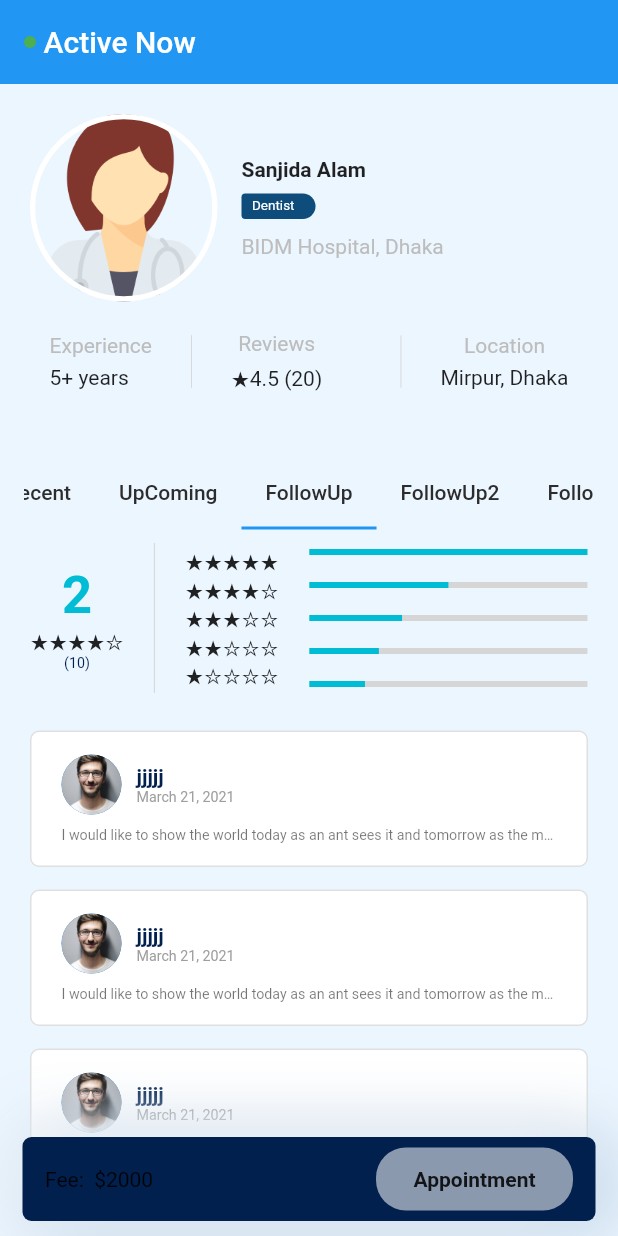
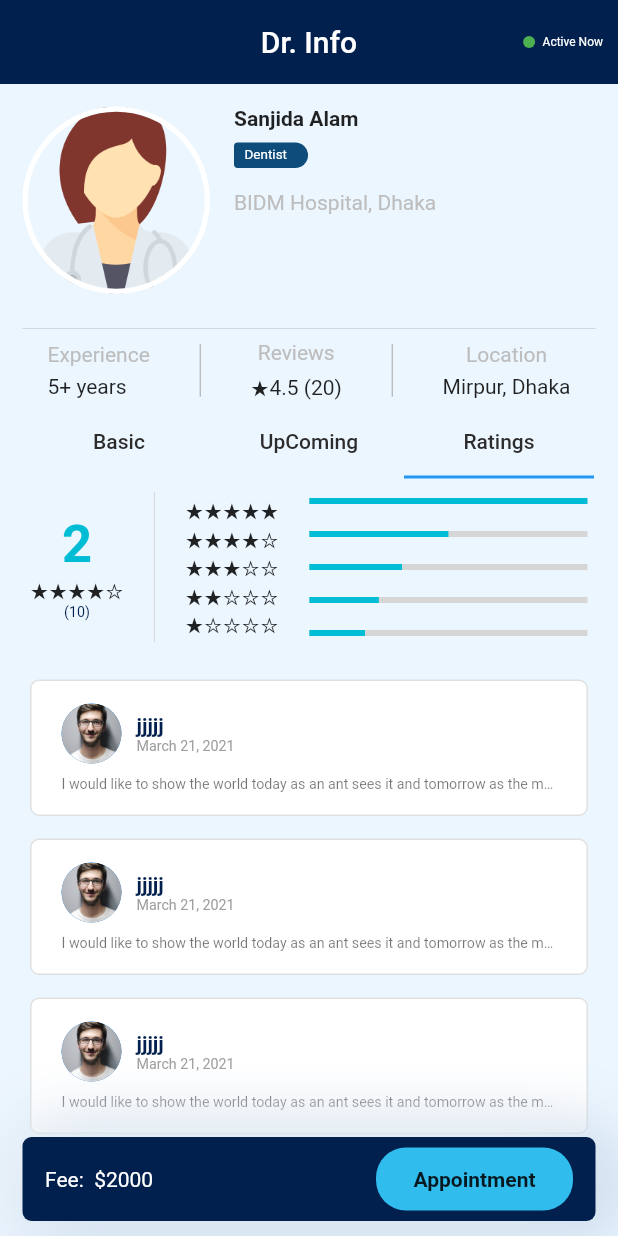
Before and after one commit to jbjason/parctice2_app, a Flutter app: the screen it shows after launch, tab 3 chosen, on a phone screen of 412 x 824 dp. Run offline on Flutter 3.47's test engine with Material 2 defaults, Android fonts, the phone set to English and light mode, and no system bars; our stand-ins replace equatable, flutter_bloc.

Commit message:
update doc details UI

```diff
--- a/lib/constants/my_dimens.dart
+++ b/lib/constants/my_dimens.dart
@@ -71,7 +71,7 @@ class MyDimens {
 
   Widget getDoctorCategory(String title) => Container(
         padding: const EdgeInsets.only(left: 7, top: 3, bottom: 3, right: 14),
-        //margin: const EdgeInsets.only(bottom: 5),
+        margin: const EdgeInsets.only(bottom: 5),
         decoration: const BoxDecoration(
           color: MyColor.blueSecondary,
           borderRadius: BorderRadius.horizontal(
--- a/lib/main.dart
+++ b/lib/main.dart
@@ -3,7 +3,6 @@ import 'package:flutter_bloc/flutter_bloc.dart';
 import 'package:parctice2_app/blocs/task_cubit/task_cubit.dart';
 import 'package:parctice2_app/constants/routes.dart';
 import 'package:parctice2_app/screens/pt_doc_details_screen.dart';
-import 'package:parctice2_app/screens/test_screen.dart';
 
 void main() {
   runApp(const MyApp());
--- a/lib/screens/pt_doc_details_screen.dart
+++ b/lib/screens/pt_doc_details_screen.dart
@@ -12,12 +12,12 @@ class PtDocDetailsScreen extends StatelessWidget {
     return Scaffold(
       backgroundColor: MyColor.ashhLight,
       body: DefaultTabController(
-        length: 5,
+        length: 3,
         child: NestedScrollView(
-          headerSliverBuilder: (context, value) {
+          headerSliverBuilder: (context, _) {
             return [
               // appBar
-              SliverAppBar(pinned: true, elevation: 10, title: _getTopAppbar),
+              _getTopAppbar,
               // doc-info
               const SliverToBoxAdapter(child: PtDocDetTopContainer()),
               // tab-bars
@@ -27,11 +27,10 @@ class PtDocDetailsScreen extends StatelessWidget {
                 automaticallyImplyLeading: false,
                 elevation: 10,
                 title: TabBar(
-                  isScrollable: true,
                   tabs: [
                     Tab(
                       child: Text(
-                        'Recent',
+                        'Basic',
                         style: TextStyle(color: MyColor.textColor),
                       ),
                     ),
@@ -43,19 +42,7 @@ class PtDocDetailsScreen extends StatelessWidget {
                     ),
                     Tab(
                       child: Text(
-                        'FollowUp',
-                        style: TextStyle(color: MyColor.textColor),
-                      ),
-                    ),
-                    Tab(
-                      child: Text(
-                        'FollowUp2',
-                        style: TextStyle(color: MyColor.textColor),
-                      ),
-                    ),
-                    Tab(
-                      child: Text(
-                        'FollowUp3',
+                        'Ratings',
                         style: TextStyle(color: MyColor.textColor),
                       ),
                     ),
@@ -69,8 +56,6 @@ class PtDocDetailsScreen extends StatelessWidget {
               const DocDInfoItem1(),
               DocDInfoItem2(selectedSlot: selectedSlot),
               const DocDInfoItem3(),
-              const Center(child: Text('FollowUp2')),
-              const Center(child: Text('FollowUp3')),
             ],
           ),
         ),
@@ -79,9 +64,13 @@ class PtDocDetailsScreen extends StatelessWidget {
     );
   }
 
-  Widget get _getTopAppbar {
-    return const Row(
-      children: [
+  Widget get _getTopAppbar => const SliverAppBar(
+        backgroundColor: MyColor.bluePrimary,
+        pinned: true,
+        elevation: 10,
+        centerTitle: true,
+        title: Text('Dr. Info'),
+        actions: [
           SizedBox(
             height: 8,
             width: 8,
@@ -91,11 +80,12 @@ class PtDocDetailsScreen extends StatelessWidget {
             ),
           ),
           SizedBox(width: 5),
-        Text('Active Now'),
-        SizedBox(width: 15),
+          Center(
+            child: Text('Active Now', style: TextStyle(fontSize: 8)),
+          ),
+          SizedBox(width: 10),
         ],
       );
-  }
 }
 
 class PtDocDetTopContainer extends StatelessWidget {
@@ -104,17 +94,16 @@ class PtDocDetTopContainer extends StatelessWidget {
   @override
   Widget build(BuildContext context) {
     return Padding(
-      padding: const EdgeInsets.all(20.0),
+      padding: const EdgeInsets.only(left: 15, right: 15, top: 15),
       child: Column(
         children: [
-          SizedBox(
-            height: 125,
-            child: Row(
+          Row(
             crossAxisAlignment: CrossAxisAlignment.start,
             children: [
               // img
               Container(
                 width: 125,
+                height: 125,
                 decoration: BoxDecoration(
                   border: Border.all(color: Colors.white, width: 3.5),
                   shape: BoxShape.circle,
@@ -149,8 +138,8 @@ class PtDocDetTopContainer extends StatelessWidget {
               ),
             ],
           ),
-          ),
-          const SizedBox(height: 20),
+          const SizedBox(height: 15),
+          const Divider(color: Colors.black12),
           // Experience, reviews, Location
           Row(
             mainAxisAlignment: MainAxisAlignment.spaceAround,
@@ -163,7 +152,7 @@ class PtDocDetTopContainer extends StatelessWidget {
                   const Text('5+ years'),
                 ],
               ),
-              Container(height: 35, width: .6, color: const Color(0xFFD6D6D6)),
+              Container(height: 35, width: .6, color: Colors.grey),
               Column(
                 children: [
                   _getSubtitleText('Reviews', context),
@@ -171,8 +160,7 @@ class PtDocDetTopContainer extends StatelessWidget {
                   const Text('★4.5 (20)'),
                 ],
               ),
-              const Divider(thickness: .5),
-              Container(height: 35, width: .6, color: const Color(0xFFD6D6D6)),
+              Container(height: 35, width: .6, color: Colors.grey),
               Column(
                 children: [
                   _getSubtitleText('Location', context),
@@ -182,7 +170,6 @@ class PtDocDetTopContainer extends StatelessWidget {
               ),
             ],
           ),
-          const SizedBox(height: 20),
         ],
       ),
     );
@@ -473,12 +460,15 @@ class PtDocNavBar extends StatelessWidget {
       child: Row(
         mainAxisAlignment: MainAxisAlignment.spaceBetween,
         children: [
-          const Text('Fee:  \$${2000}'),
+          const Text(
+            'Fee:  \$${2000}',
+            style: TextStyle(color: Colors.white),
+          ),
           Container(
             padding: const EdgeInsets.symmetric(horizontal: 25, vertical: 13),
             decoration: BoxDecoration(
               borderRadius: BorderRadius.circular(20),
-              color: Colors.white54,
+              color: MyColor.skyPrimary,
             ),
             child: const Text(
               'Appointment',
```
Lines whose indentation alone changed are shown as unchanged.
